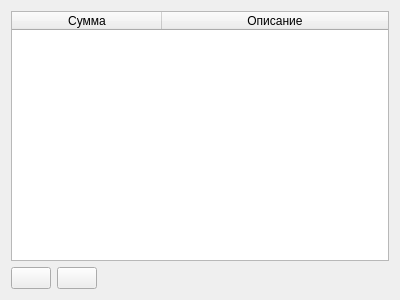
Above: MyWallet/tablewidget.ui from dimv36/MyWallet before the change. Below: the same form after it.
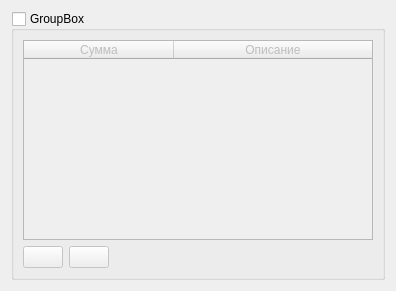
That is the form after the change. Icons and pictures are not drawn.

The edit to the form file:
```diff
--- a/MyWallet/tablewidget.ui
+++ b/MyWallet/tablewidget.ui
@@ -2,17 +2,32 @@
 <ui version="4.0">
  <class>TableWidget</class>
  <widget class="QWidget" name="TableWidget">
+  <property name="enabled">
+   <bool>true</bool>
+  </property>
   <property name="geometry">
    <rect>
     <x>0</x>
     <y>0</y>
-    <width>400</width>
-    <height>300</height>
+    <width>396</width>
+    <height>291</height>
    </rect>
   </property>
   <property name="windowTitle">
    <string>Form</string>
   </property>
+  <layout class="QGridLayout" name="_main_layout">
+   <item row="0" column="0">
+    <widget class="QGroupBox" name="_group_box">
+     <property name="title">
+      <string>GroupBox</string>
+     </property>
+     <property name="checkable">
+      <bool>true</bool>
+     </property>
+     <property name="checked">
+      <bool>false</bool>
+     </property>
   <layout class="QGridLayout" name="_grid_layout">
    <item row="0" column="0">
     <widget class="QTableWidget" name="_table">
@@ -49,6 +64,9 @@
      </item>
      <item>
       <widget class="QPushButton" name="_delete_button">
+          <property name="enabled">
+           <bool>false</bool>
+          </property>
        <property name="text">
         <string/>
        </property>
@@ -72,6 +90,9 @@
       </spacer>
      </item>
     </layout>
+      </item>
+     </layout>
+    </widget>
    </item>
   </layout>
  </widget>
```
Left out of the diff: 3 changed lines with no effect on the pictures. Lines whose indentation alone changed are shown as unchanged.
